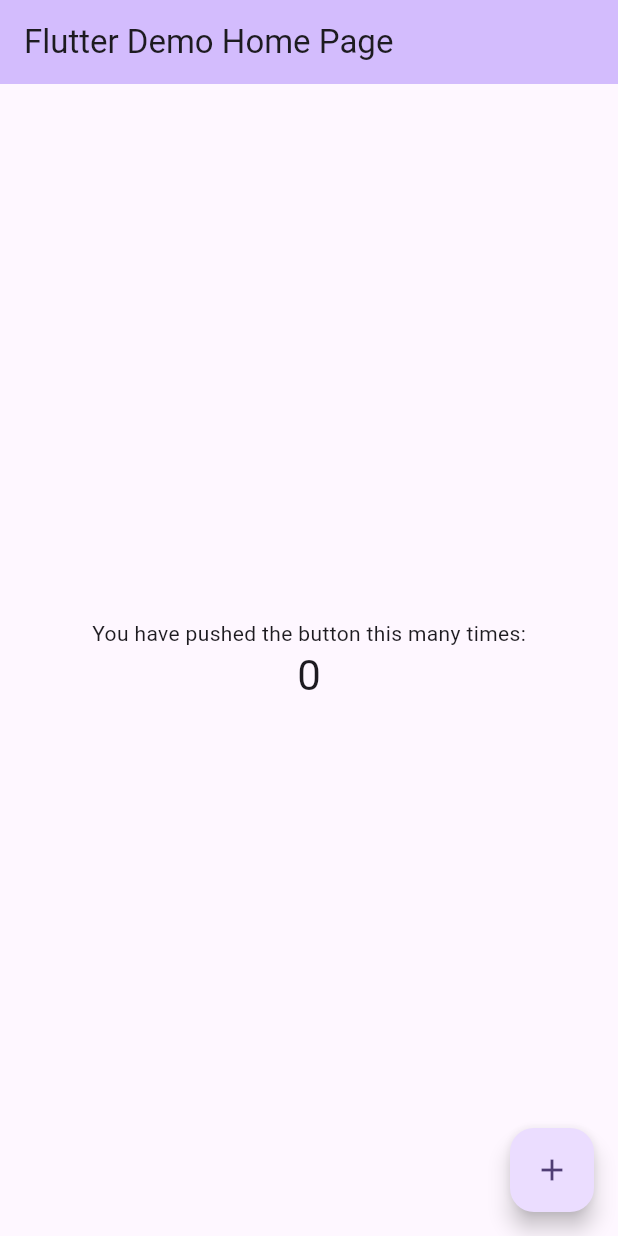
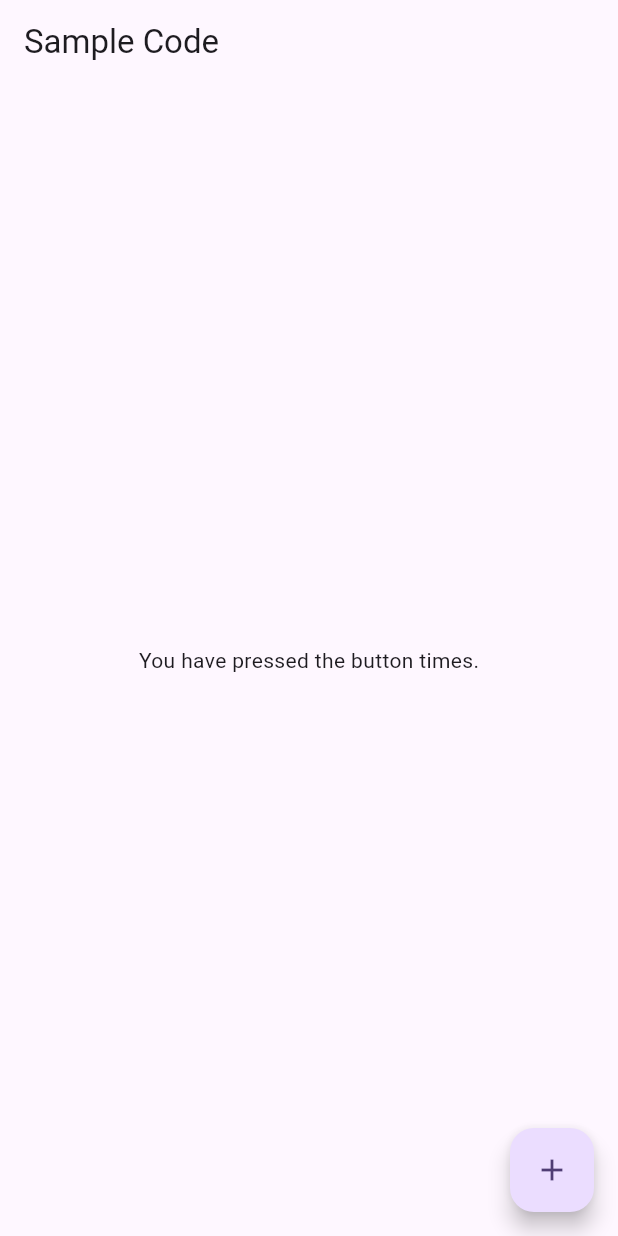
Before and after one commit to 99minj0731/my_first_dart_pjt, a Flutter app: the screen it shows after launch, on a phone screen of 412 x 824 dp. Run offline on Flutter 3.47's test engine with Material 3 defaults, Android fonts, the light colour scheme and no system bars.

Commit message:
create homepage

```diff
--- a/lib/main.dart
+++ b/lib/main.dart
@@ -1,4 +1,5 @@
 import 'package:flutter/material.dart';
+import 'package:pjt/screen/home_page.dart';
 
 void main() {
   runApp(const MyApp());
@@ -13,110 +14,9 @@ class MyApp extends StatelessWidget {
     return MaterialApp(
       title: 'Flutter Demo',
       theme: ThemeData(
-        // This is the theme of your application.
-        //
-        // TRY THIS: Try running your application with "flutter run". You'll see
-        // the application has a purple toolbar. Then, without quitting the app,
-        // try changing the seedColor in the colorScheme below to Colors.green
-        // and then invoke "hot reload" (save your changes or press the "hot
-        // reload" button in a Flutter-supported IDE, or press "r" if you used
-        // the command line to start the app).
-        //
-        // Notice that the counter didn't reset back to zero; the application
-        // state is not lost during the reload. To reset the state, use hot
-        // restart instead.
-        //
-        // This works for code too, not just values: Most code changes can be
-        // tested with just a hot reload.
         colorScheme: ColorScheme.fromSeed(seedColor: Colors.deepPurple),
       ),
-      home: const MyHomePage(title: 'Flutter Demo Home Page'),
+      home: const HomePage(),
     );
   }
 }
-
-class MyHomePage extends StatefulWidget {
-  const MyHomePage({super.key, required this.title});
-
-  // This widget is the home page of your application. It is stateful, meaning
-  // that it has a State object (defined below) that contains fields that affect
-  // how it looks.
-
-  // This class is the configuration for the state. It holds the values (in this
-  // case the title) provided by the parent (in this case the App widget) and
-  // used by the build method of the State. Fields in a Widget subclass are
-  // always marked "final".
-
-  final String title;
-
-  @override
-  State<MyHomePage> createState() => _MyHomePageState();
-}
-
-class _MyHomePageState extends State<MyHomePage> {
-  int _counter = 0;
-
-  void _incrementCounter() {
-    setState(() {
-      // This call to setState tells the Flutter framework that something has
-      // changed in this State, which causes it to rerun the build method below
-      // so that the display can reflect the updated values. If we changed
-      // _counter without calling setState(), then the build method would not be
-      // called again, and so nothing would appear to happen.
-      _counter++;
-    });
-  }
-
-  @override
-  Widget build(BuildContext context) {
-    // This method is rerun every time setState is called, for instance as done
-    // by the _incrementCounter method above.
-    //
-    // The Flutter framework has been optimized to make rerunning build methods
-    // fast, so that you can just rebuild anything that needs updating rather
-    // than having to individually change instances of widgets.
-    return Scaffold(
-      appBar: AppBar(
-        // TRY THIS: Try changing the color here to a specific color (to
-        // Colors.amber, perhaps?) and trigger a hot reload to see the AppBar
-        // change color while the other colors stay the same.
-        backgroundColor: Theme.of(context).colorScheme.inversePrimary,
-        // Here we take the value from the MyHomePage object that was created by
-        // the App.build method, and use it to set our appbar title.
-        title: Text(widget.title),
-      ),
-      body: Center(
-        // Center is a layout widget. It takes a single child and positions it
-        // in the middle of the parent.
-        child: Column(
-          // Column is also a layout widget. It takes a list of children and
-          // arranges them vertically. By default, it sizes itself to fit its
-          // children horizontally, and tries to be as tall as its parent.
-          //
-          // Column has various properties to control how it sizes itself and
-          // how it positions its children. Here we use mainAxisAlignment to
-          // center the children vertically; the main axis here is the vertical
-          // axis because Columns are vertical (the cross axis would be
-          // horizontal).
-          //
-          // TRY THIS: Invoke "debug painting" (choose the "Toggle Debug Paint"
-          // action in the IDE, or press "p" in the console), to see the
-          // wireframe for each widget.
-          mainAxisAlignment: MainAxisAlignment.center,
-          children: <Widget>[
-            const Text('You have pushed the button this many times:'),
-            Text(
-              '$_counter',
-              style: Theme.of(context).textTheme.headlineMedium,
-            ),
-          ],
-        ),
-      ),
-      floatingActionButton: FloatingActionButton(
-        onPressed: _incrementCounter,
-        tooltip: 'Increment',
-        child: const Icon(Icons.add),
-      ), // This trailing comma makes auto-formatting nicer for build methods.
-    );
-  }
-}
--- /dev/null
+++ b/lib/screen/home_page.dart
@@ -0,0 +1,18 @@
+import 'package:flutter/material.dart';
+
+class HomePage extends StatelessWidget {
+  const HomePage({super.key});
+
+  @override
+  Widget build(BuildContext context) {
+    return Scaffold(
+      appBar: AppBar(title: const Text('Sample Code')),
+      body: Center(child: Text('You have pressed the button times.')),
+      floatingActionButton: FloatingActionButton(
+        onPressed: () => debugPrint('FloatingActoionButton.onPressed()'),
+        tooltip: 'Increment Counter',
+        child: const Icon(Icons.add),
+      ),
+    );
+  }
+}
```
